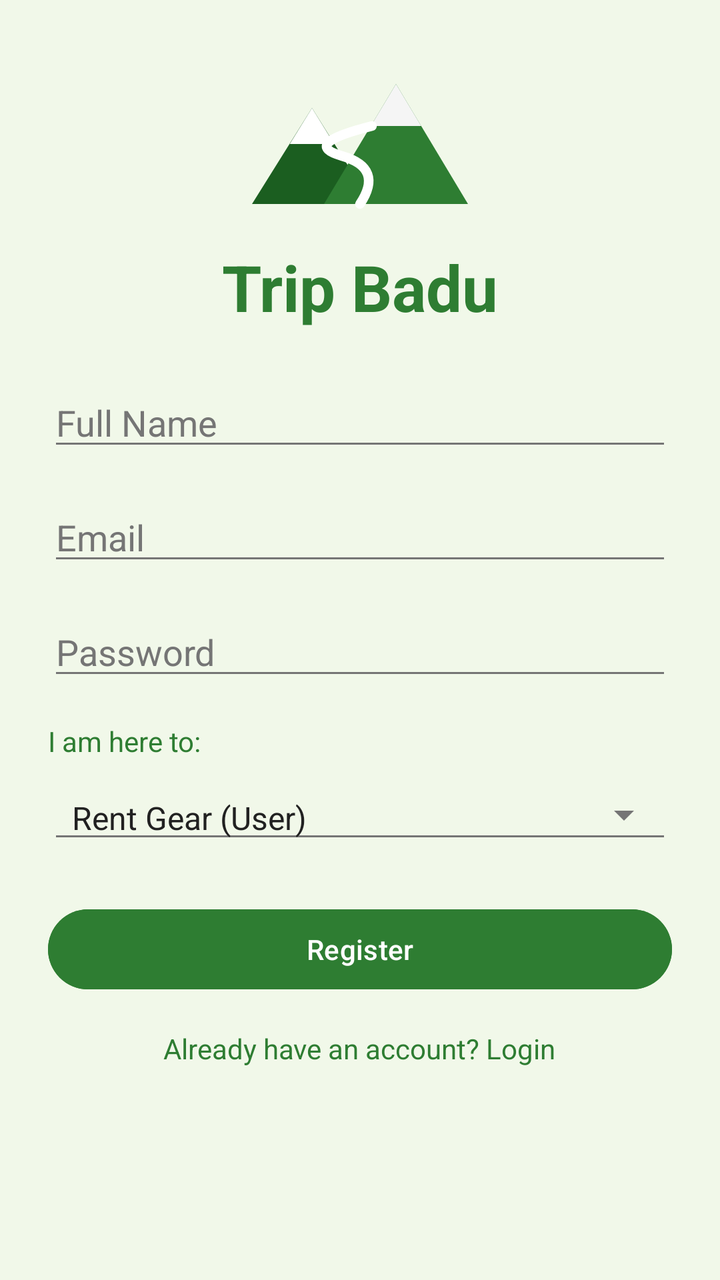
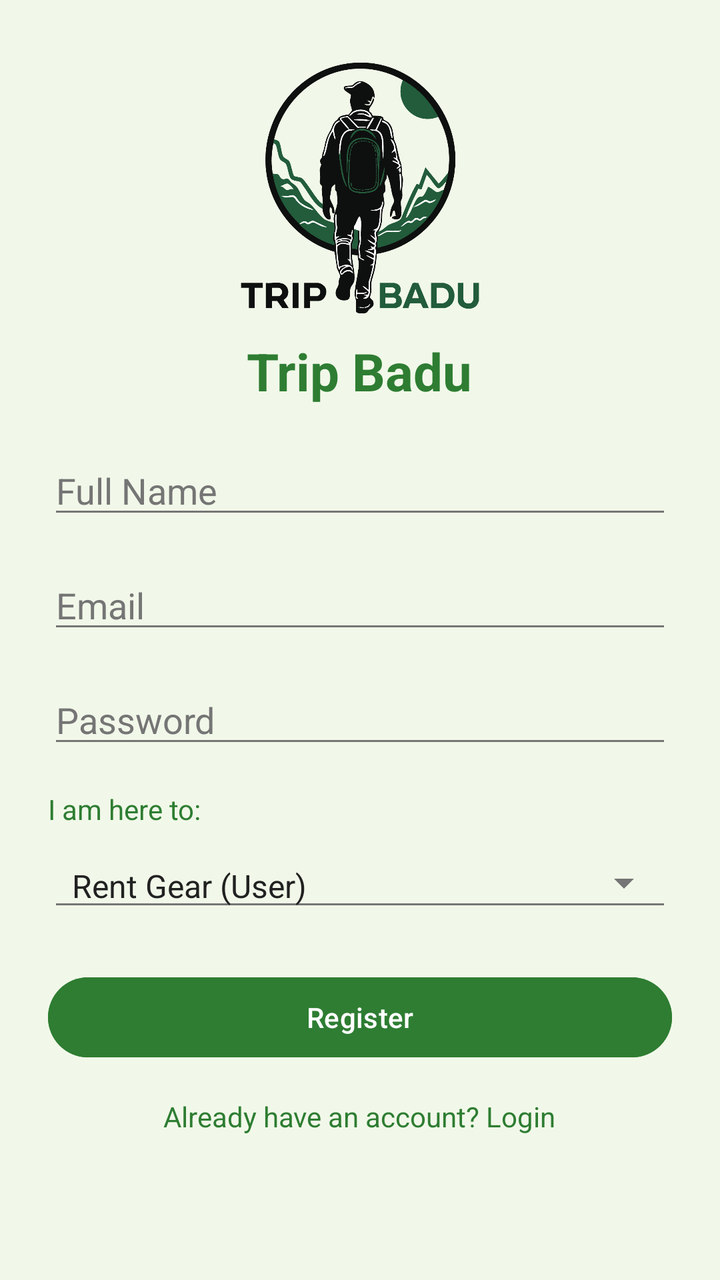

The first picture is an Android layout as it rendered before a commit; the second is the same layout after the commit. The layout source and the unified diff follow.
<!-- AndroidManifest.xml: application theme Theme.TripBadu -->
<!-- res/layout/activity_register.xml -->
<?xml version="1.0" encoding="utf-8"?>
<ScrollView xmlns:android="http://schemas.android.com/apk/res/android"
    android:layout_width="match_parent"
    android:layout_height="match_parent"
    android:background="@color/background">

    <LinearLayout
        android:layout_width="match_parent"
        android:layout_height="wrap_content"
        android:orientation="vertical"
        android:padding="24dp"
        android:gravity="center">

        <ImageView
            android:id="@+id/ivLogo"
            android:layout_width="120dp"
            android:layout_height="90dp"
            android:src="@drawable/ic_tripbadu_logo"
            android:contentDescription="Trip Badu Logo"/>

        <TextView
            android:layout_width="wrap_content"
            android:layout_height="wrap_content"
            android:text="Trip Badu"
            android:textSize="32sp"
            android:textStyle="bold"
            android:textColor="@color/primary"
            android:layout_marginTop="8dp"
            android:layout_marginBottom="24dp"/>

        <EditText
            android:id="@+id/etName"
            android:layout_width="match_parent"
            android:layout_height="wrap_content"
            android:hint="Full Name"
            android:inputType="textPersonName"
            android:layout_marginBottom="16dp"/>

        <EditText
            android:id="@+id/etEmail"
            android:layout_width="match_parent"
            android:layout_height="wrap_content"
            android:hint="Email"
            android:inputType="textEmailAddress"
            android:layout_marginBottom="16dp"/>

        <EditText
            android:id="@+id/etPassword"
            android:layout_width="match_parent"
            android:layout_height="wrap_content"
            android:hint="Password"
            android:inputType="textPassword"
            android:layout_marginBottom="16dp"/>

        <TextView
            android:layout_width="match_parent"
            android:layout_height="wrap_content"
            android:text="I am here to:"
            android:layout_marginBottom="8dp"
            android:textColor="@color/primary"/>

        <Spinner
            android:id="@+id/spinnerRole"
            android:layout_width="match_parent"
            android:layout_height="wrap_content"
            android:entries="@array/roles"
            android:layout_marginBottom="24dp"
            style="@style/Widget.AppCompat.Spinner.Underlined"/>

        <Button
            android:id="@+id/btnRegister"
            android:layout_width="match_parent"
            android:layout_height="wrap_content"
            android:text="Register"
            android:backgroundTint="@color/primary"
            android:textColor="@color/on_primary"/>

        <TextView
            android:id="@+id/tvLogin"
            android:layout_width="wrap_content"
            android:layout_height="wrap_content"
            android:text="Already have an account? Login"
            android:layout_marginTop="16dp"
            android:textColor="@color/primary"/>

    </LinearLayout>
</ScrollView>
<!-- resources referenced by this layout -->
<resources>
  <string-array name="roles">
          <item>Rent Gear (User)</item>
          <item>List Gear (VIP)</item>
      </string-array>
  <color name="background">#F1F8E9</color>
  <color name="on_primary">#FFFFFF</color>
  <color name="primary">#2E7D32</color>
  <!-- drawable ic_tripbadu_logo (drawable) -->
  <vector xmlns:android="http://schemas.android.com/apk/res/android"
      android:width="200dp"
      android:height="150dp"
      android:viewportWidth="200"
      android:viewportHeight="150">
  
      <path
          android:fillColor="#1B5E20"
          android:pathData="M 10,130 L 60,50 L 110,130 Z" />
  
      <path
          android:fillColor="#2E7D32"
          android:pathData="M 70,130 L 130,30 L 190,130 Z" />
  
      <path
          android:fillColor="#FFFFFF"
          android:pathData="M 60,50 L 78.5,80 L 41.5,80 Z" />
  
      <path
          android:fillColor="#F5F5F5"
          android:pathData="M 130,30 L 151,65 L 109,65 Z" />
  
      <path
          android:strokeColor="#FFFFFF"
          android:strokeWidth="8"
          android:strokeLineCap="round"
          android:fillColor="#00000000"
          android:pathData="M 100,130 Q 120,100 85,90 T 110,65" />
  
  </vector>
  <style name="Theme.TripBadu" parent="Base.Theme.TripBadu" />
  <style name="Base.Theme.TripBadu" parent="Theme.Material3.DayNight.NoActionBar">
          
          <item name="colorPrimary">@color/primary</item>
          <item name="colorPrimaryVariant">@color/primary_variant</item>
          <item name="colorOnPrimary">@color/on_primary</item>
          <item name="colorSecondary">@color/secondary</item>
          <item name="colorSecondaryVariant">@color/secondary_variant</item>
          <item name="colorOnSecondary">@color/on_secondary</item>
          <item name="android:windowBackground">@color/background</item>
  
          
          <item name="colorSurface">@color/surface</item>
          <item name="colorOnSurface">@color/text_primary</item>
          <item name="colorOnSurfaceVariant">@color/text_secondary</item>
          <item name="colorOutline">@color/text_secondary</item>
  
          
          <item name="android:textColorPrimary">@color/text_primary</item>
          <item name="android:textColorSecondary">@color/text_secondary</item>
          <item name="android:textColor">@color/text_primary</item>
          <item name="android:editTextColor">@color/text_primary</item>
          <item name="android:textColorHint">@color/text_secondary</item>
      </style>
  <color name="primary_variant">#1B5E20</color>
  <color name="secondary">#81C784</color>
  <color name="secondary_variant">#4CAF50</color>
  <color name="on_secondary">#000000</color>
  <color name="surface">#FFFFFF</color>
  <color name="text_primary">#212121</color>
  <color name="text_secondary">#757575</color>
</resources>

<!-- the commit's change to res/layout/activity_register.xml (unified diff, before → after) -->
@@ -13,20 +13,21 @@
 
         <ImageView
             android:id="@+id/ivLogo"
-            android:layout_width="120dp"
-            android:layout_height="90dp"
-            android:src="@drawable/ic_tripbadu_logo"
+            android:layout_width="140dp"
+            android:layout_height="140dp"
+            android:adjustViewBounds="true"
+            android:src="@drawable/logo"
             android:contentDescription="Trip Badu Logo"/>
 
         <TextView
             android:layout_width="wrap_content"
             android:layout_height="wrap_content"
             android:text="Trip Badu"
-            android:textSize="32sp"
+            android:textSize="26sp"
             android:textStyle="bold"
             android:textColor="@color/primary"
-            android:layout_marginTop="8dp"
-            android:layout_marginBottom="24dp"/>
+            android:layout_marginTop="4dp"
+            android:layout_marginBottom="20dp"/>
 
         <EditText
             android:id="@+id/etName"
<!-- resource entries referenced after the edit -->
@@ -7,37 +7,7 @@
   <color name="background">#F1F8E9</color>
   <color name="on_primary">#FFFFFF</color>
   <color name="primary">#2E7D32</color>
-  <!-- drawable ic_tripbadu_logo (drawable) -->
-  <vector xmlns:android="http://schemas.android.com/apk/res/android"
-      android:width="200dp"
-      android:height="150dp"
-      android:viewportWidth="200"
-      android:viewportHeight="150">
-  
-      <path
-          android:fillColor="#1B5E20"
-          android:pathData="M 10,130 L 60,50 L 110,130 Z" />
-  
-      <path
-          android:fillColor="#2E7D32"
-          android:pathData="M 70,130 L 130,30 L 190,130 Z" />
-  
-      <path
-          android:fillColor="#FFFFFF"
-          android:pathData="M 60,50 L 78.5,80 L 41.5,80 Z" />
-  
-      <path
-          android:fillColor="#F5F5F5"
-          android:pathData="M 130,30 L 151,65 L 109,65 Z" />
-  
-      <path
-          android:strokeColor="#FFFFFF"
-          android:strokeWidth="8"
-          android:strokeLineCap="round"
-          android:fillColor="#00000000"
-          android:pathData="M 100,130 Q 120,100 85,90 T 110,65" />
-  
-  </vector>
+  <!-- drawable logo: png bitmap (drawable, 107286 bytes) -->
   <style name="Theme.TripBadu" parent="Base.Theme.TripBadu" />
   <style name="Base.Theme.TripBadu" parent="Theme.Material3.DayNight.NoActionBar">
           
